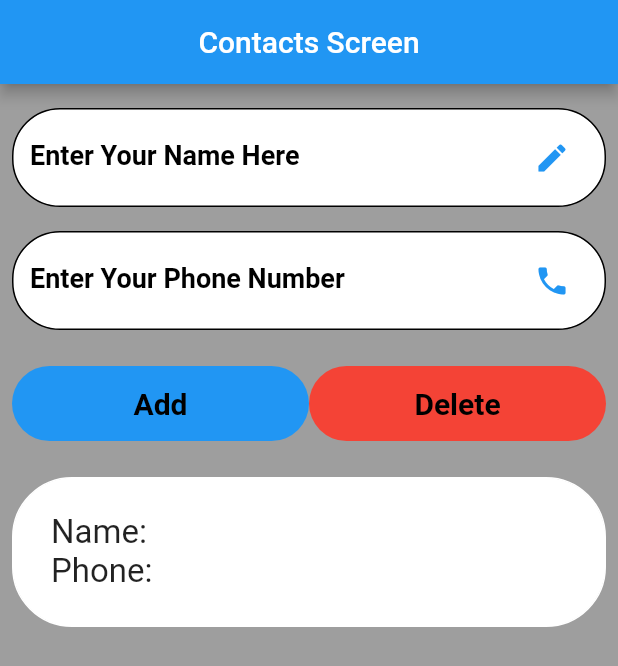
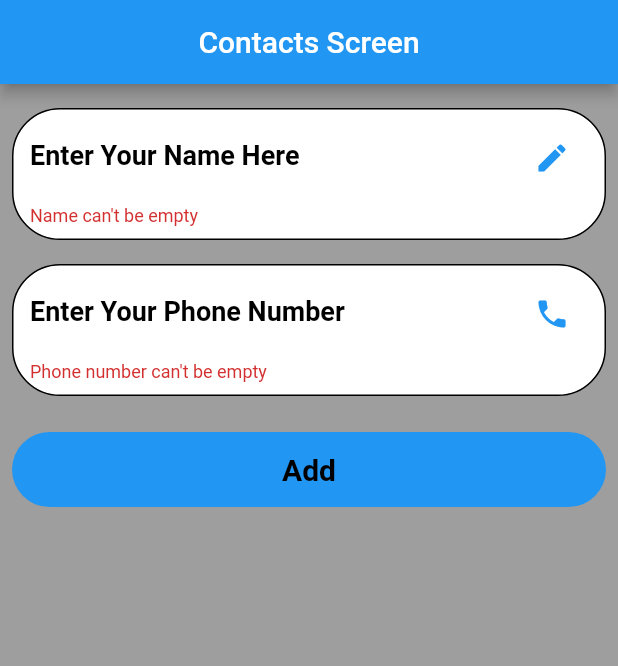
Before and after one commit to OmarAssem11/assignments, a Flutter app: the screen it shows after launch, after a tap on "Add", on a phone screen of 412 x 824 dp. Shown: the top 666 px of the screen. Run offline on Flutter 3.47's test engine with Material 2 defaults, Android fonts, the phone set to English and light mode, and no system bars.

Commit message:
assignment_3

```diff
--- a/lib/components/contact_item.dart
+++ b/lib/components/contact_item.dart
@@ -1,18 +1,24 @@
+import 'package:assignments/screens/contacts_screen.dart';
 import 'package:flutter/material.dart';
 
-class ContactItem extends StatelessWidget {
-  const ContactItem({
+class ContactItem extends StatefulWidget {
+  ContactItem({
     required this.isVisible,
     required this.nameController,
     required this.phoneController,
   });
-  final bool isVisible;
+  bool isVisible;
   final TextEditingController nameController;
   final TextEditingController phoneController;
   @override
+  State<ContactItem> createState() => _ContactItemState();
+}
+
+class _ContactItemState extends State<ContactItem> {
+  @override
   Widget build(BuildContext context) {
     return Visibility(
-      visible: isVisible,
+      visible: widget.isVisible,
       child: Container(
         height: 100,
         width: double.infinity,
@@ -28,20 +34,53 @@ class ContactItem extends StatelessWidget {
           borderRadius: const BorderRadius.all(Radius.circular(40)),
           border: Border.all(color: Colors.white),
         ),
-        child: Column(
+        child: Row(
+          mainAxisAlignment: MainAxisAlignment.spaceBetween,
+          children: [
+            Column(
               mainAxisAlignment: MainAxisAlignment.center,
               crossAxisAlignment: CrossAxisAlignment.start,
               children: [
                 Text(
-              'Name: ${nameController.text}',
+                  'Name: ${widget.nameController.text}',
                   style: const TextStyle(
                     fontSize: 22,
                   ),
                 ),
                 Text(
-              'Phone: ${phoneController.text}',
+                  'Phone: ${widget.phoneController.text}',
                   style: const TextStyle(
                     fontSize: 22,
+                  ),
+                ),
+              ],
+            ),
+            ElevatedButton(
+              style: ButtonStyle(
+                fixedSize: MaterialStateProperty.all(
+                  const Size(double.infinity, 50),
+                ),
+                backgroundColor: MaterialStateProperty.all(Colors.red),
+                shape: MaterialStateProperty.all(
+                  const RoundedRectangleBorder(
+                    borderRadius: BorderRadius.all(Radius.circular(64)),
+                  ),
+                ),
+                elevation: MaterialStateProperty.all(0),
+              ),
+              onPressed: () {
+                setState(() {
+                  widget.isVisible = false;
+                  index--;
+                });
+              },
+              child: const Text(
+                'Delete',
+                style: TextStyle(
+                  color: Colors.black,
+                  fontSize: 20,
+                  fontWeight: FontWeight.bold,
+                ),
               ),
             ),
           ],
--- a/lib/screens/contacts_screen.dart
+++ b/lib/screens/contacts_screen.dart
@@ -7,28 +7,33 @@ class ContactsScreen extends StatefulWidget {
   State<ContactsScreen> createState() => _ContactsScreenState();
 }
 
+int index = 0;
+
 class _ContactsScreenState extends State<ContactsScreen> {
   final decoration = BoxDecoration(
     color: Colors.white,
     borderRadius: const BorderRadius.all(Radius.circular(32)),
     border: Border.all(),
   );
-  final nameControllers = [
-    TextEditingController(),
-    TextEditingController(),
-    TextEditingController(),
-  ];
-  final phoneControllers = [
-    TextEditingController(),
-    TextEditingController(),
-    TextEditingController(),
-  ];
-  List<bool> isVisible = [
-    false,
-    false,
-    false,
-  ];
-  int index = 0;
+  final nameControllers = List.generate(3, (_) => TextEditingController());
+  final phoneControllers = List.generate(3, (_) => TextEditingController());
+  ContactItem contactItem1 = ContactItem(
+    isVisible: false,
+    nameController: TextEditingController(),
+    phoneController: TextEditingController(),
+  );
+  ContactItem contactItem2 = ContactItem(
+    isVisible: false,
+    nameController: TextEditingController(),
+    phoneController: TextEditingController(),
+  );
+  ContactItem contactItem3 = ContactItem(
+    isVisible: false,
+    nameController: TextEditingController(),
+    phoneController: TextEditingController(),
+  );
+
+  final _formKey = GlobalKey<FormState>();
   @override
   Widget build(BuildContext context) {
     return Scaffold(
@@ -38,7 +43,9 @@ class _ContactsScreenState extends State<ContactsScreen> {
         centerTitle: true,
       ),
       backgroundColor: Colors.grey,
-      body: Column(
+      body: Form(
+        key: _formKey,
+        child: Column(
           children: [
             Container(
               margin: const EdgeInsets.symmetric(
@@ -50,7 +57,7 @@ class _ContactsScreenState extends State<ContactsScreen> {
                 horizontal: 11,
               ),
               decoration: decoration,
-            child: TextField(
+              child: TextFormField(
                 decoration: const InputDecoration(
                   border: InputBorder.none,
                   hintText: 'Enter Your Name Here',
@@ -65,9 +72,15 @@ class _ContactsScreenState extends State<ContactsScreen> {
                   ),
                 ),
                 keyboardType: TextInputType.name,
-              controller: index < nameControllers.length
+                controller: index < 3
                     ? nameControllers[index]
-                  : null,
+                    : TextEditingController(),
+                validator: (value) {
+                  if (value == null || value.isEmpty) {
+                    return "Name can't be empty";
+                  }
+                  return null;
+                },
               ),
             ),
             Container(
@@ -81,7 +94,7 @@ class _ContactsScreenState extends State<ContactsScreen> {
                 horizontal: 11,
               ),
               decoration: decoration,
-            child: TextField(
+              child: TextFormField(
                 decoration: const InputDecoration(
                   border: InputBorder.none,
                   hintText: 'Enter Your Phone Number',
@@ -96,9 +109,15 @@ class _ContactsScreenState extends State<ContactsScreen> {
                   ),
                 ),
                 keyboardType: TextInputType.phone,
-              controller: index < phoneControllers.length
+                controller: index < 3
                     ? phoneControllers[index]
-                  : null,
+                    : TextEditingController(),
+                validator: (value) {
+                  if (value == null || value.isEmpty) {
+                    return "Phone number can't be empty";
+                  }
+                  return null;
+                },
               ),
             ),
             Padding(
@@ -123,46 +142,9 @@ class _ContactsScreenState extends State<ContactsScreen> {
                         ),
                         elevation: MaterialStateProperty.all(0),
                       ),
-                    onPressed: () => setState(() {
-                      isVisible[index] = true;
-                      index++;
-                    }),
+                      onPressed: addContact,
                       child: const Text(
                         'Add',
-                      style: TextStyle(
-                        color: Colors.black,
-                        fontSize: 20,
-                        fontWeight: FontWeight.bold,
-                      ),
-                    ),
-                  ),
-                ),
-                Expanded(
-                  child: ElevatedButton(
-                    style: ButtonStyle(
-                      fixedSize: MaterialStateProperty.all(
-                        const Size(double.infinity, 50),
-                      ),
-                      backgroundColor: MaterialStateProperty.all(Colors.red),
-                      shape: MaterialStateProperty.all(
-                        const RoundedRectangleBorder(
-                          borderRadius: BorderRadius.all(Radius.circular(64)),
-                        ),
-                      ),
-                      elevation: MaterialStateProperty.all(0),
-                    ),
-                    onPressed: () => setState(() {
-                      if (index >= 0) {
-                        if (index > 0) {
-                          index--;
-                        }
-                        isVisible[index] = false;
-                        nameControllers[index].clear();
-                        phoneControllers[index].clear();
-                      }
-                    }),
-                    child: const Text(
-                      'Delete',
                         style: TextStyle(
                           color: Colors.black,
                           fontSize: 20,
@@ -174,23 +156,48 @@ class _ContactsScreenState extends State<ContactsScreen> {
                 ],
               ),
             ),
-          ContactItem(
-            isVisible: isVisible[0],
-            nameController: nameControllers[0],
-            phoneController: phoneControllers[0],
+            contactItem1,
+            contactItem2,
+            contactItem3,
+          ],
         ),
-          ContactItem(
-            isVisible: isVisible[1],
-            nameController: nameControllers[1],
-            phoneController: phoneControllers[1],
-          ),
-          ContactItem(
-            isVisible: isVisible[2],
-            nameController: nameControllers[2],
-            phoneController: phoneControllers[2],
-          ),
-        ],
       ),
     );
   }
+
+  void addContact() {
+    if (_formKey.currentState!.validate()) {
+      switch (index) {
+        case 0:
+          contactItem1 = ContactItem(
+            isVisible: true,
+            nameController: nameControllers[0],
+            phoneController: phoneControllers[0],
+          );
+          index++;
+          break;
+        case 1:
+          contactItem2 = ContactItem(
+            isVisible: true,
+            nameController: nameControllers[1],
+            phoneController: phoneControllers[1],
+          );
+          index++;
+          break;
+        case 2:
+          contactItem3 = ContactItem(
+            isVisible: true,
+            nameController: nameControllers[2],
+            phoneController: phoneControllers[2],
+          );
+          index++;
+          break;
       }
+      if (index < 3) {
+        nameControllers[index].clear();
+        phoneControllers[index].clear();
+      }
+      setState(() {});
+    }
+  }
+}
```
Lines whose indentation alone changed are shown as unchanged.
